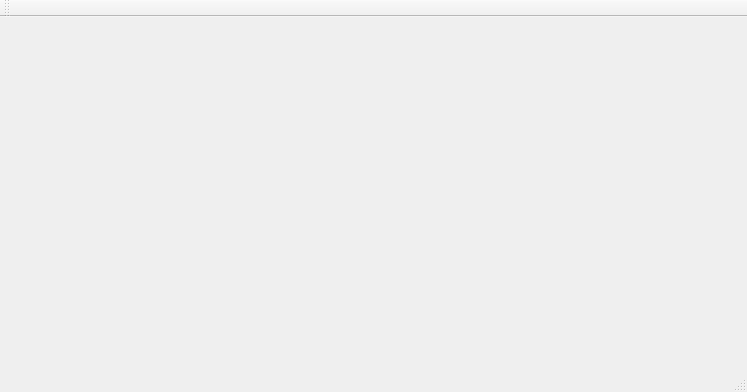
Old version of the form suosuoban/mainwindow.ui in the repository henryscala/suosuoban.
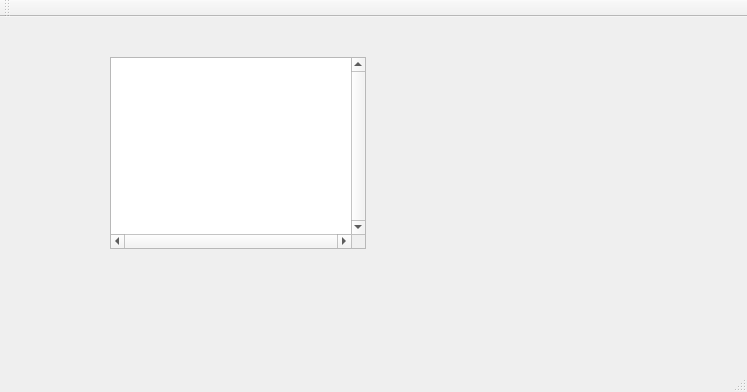
New version of the form.

Commit message: try graphics view and scene

The edit to the form file:
```diff
--- a/suosuoban/mainwindow.ui
+++ b/suosuoban/mainwindow.ui
@@ -13,7 +13,30 @@
   <property name="windowTitle">
    <string>Suosuoban</string>
   </property>
-  <widget class="QWidget" name="centralWidget"/>
+  <widget class="QWidget" name="centralWidget">
+   <widget class="QGraphicsView" name="graphicsView">
+    <property name="geometry">
+     <rect>
+      <x>110</x>
+      <y>40</y>
+      <width>256</width>
+      <height>192</height>
+     </rect>
+    </property>
+    <property name="sizePolicy">
+     <sizepolicy hsizetype="Expanding" vsizetype="Expanding">
+      <horstretch>0</horstretch>
+      <verstretch>0</verstretch>
+     </sizepolicy>
+    </property>
+    <property name="verticalScrollBarPolicy">
+     <enum>Qt::ScrollBarAlwaysOn</enum>
+    </property>
+    <property name="horizontalScrollBarPolicy">
+     <enum>Qt::ScrollBarAlwaysOn</enum>
+    </property>
+   </widget>
+  </widget>
   <widget class="QMenuBar" name="menuBar">
    <property name="geometry">
     <rect>
```
The commit also changes 1 other file.
